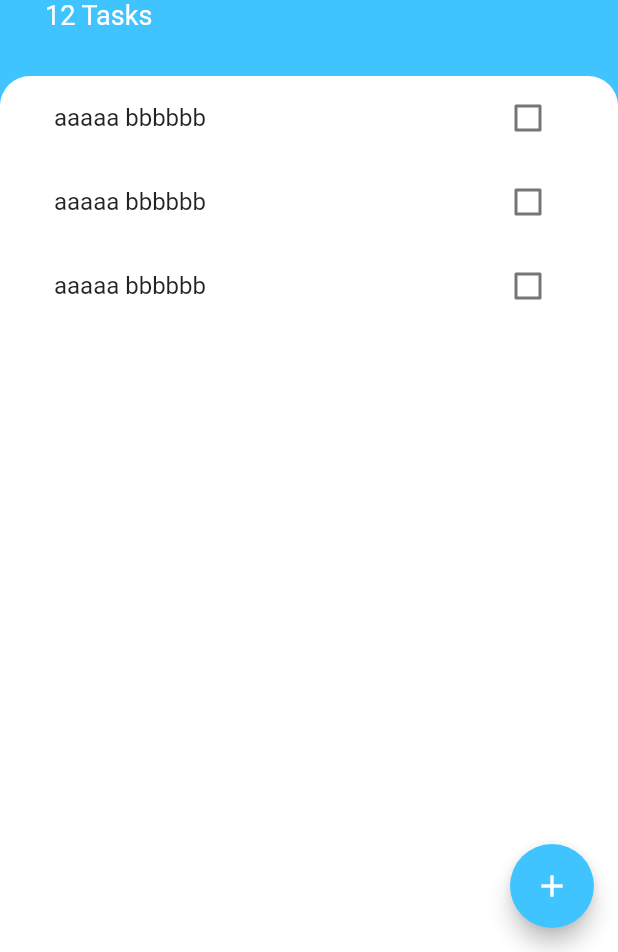
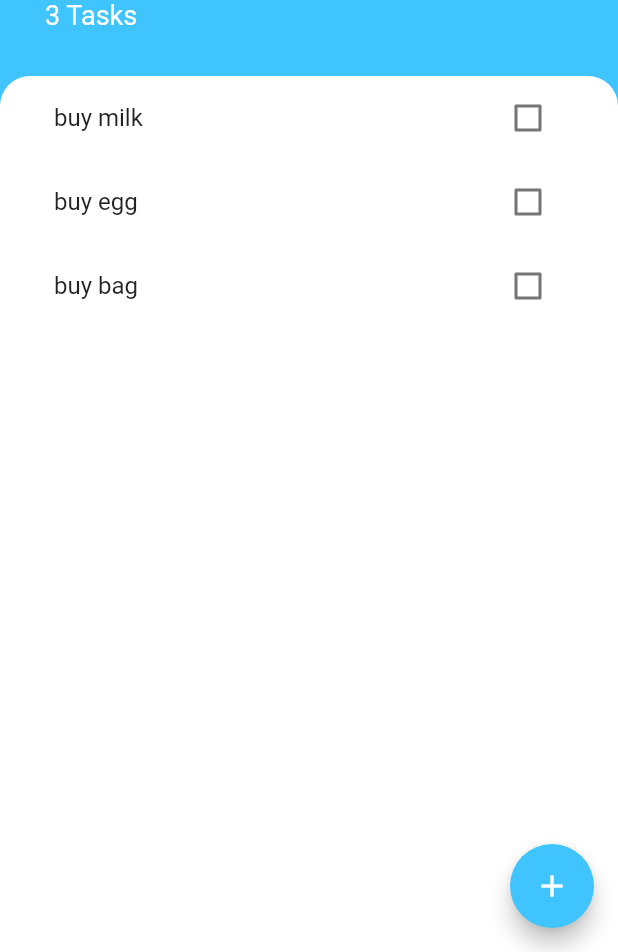
Before and after one commit to modeverv/flutter2022_todoey, a Flutter app: the screen it shows after launch, on a phone screen of 412 x 824 dp, the part 284-1236 px from its top. Run offline on Flutter 3.47's test engine with Material 2 defaults, Android fonts, the phone set to English and light mode, and no system bars.

Commit message:
2022-02-18 23:09:15

```diff
--- a/lib/main.dart
+++ b/lib/main.dart
@@ -2,11 +2,11 @@ import 'package:flutter/material.dart';
 import 'package:todoey_flutter/screens/tasks_screen.dart';
 
 void main() {
-  runApp(const MyApp());
+  runApp(MyApp());
 }
 
 class MyApp extends StatelessWidget {
-  const MyApp({Key? key}) : super(key: key);
+  MyApp({Key? key}) : super(key: key);
 
   @override
   Widget build(BuildContext context) {
--- /dev/null
+++ b/lib/models/task.dart
@@ -0,0 +1,8 @@
+class Task {
+  bool isDone = false;
+  String name = "";
+  Task({required this.name, this.isDone = false});
+  void toggle() {
+    isDone = !isDone;
+  }
+}
--- a/lib/screens/tasks_screen.dart
+++ b/lib/screens/tasks_screen.dart
@@ -1,9 +1,20 @@
 import 'package:flutter/material.dart';
+import 'package:todoey_flutter/models/task.dart';
 import 'package:todoey_flutter/screens/add_task_screen.dart';
 import 'package:todoey_flutter/wdgets/tasklist.dart';
 
-class TasksScreen extends StatelessWidget {
-  const TasksScreen({Key? key}) : super(key: key);
+class TasksScreen extends StatefulWidget {
+  @override
+  State<TasksScreen> createState() => _TasksScreenState();
+  const TasksScreen();
+}
+
+class _TasksScreenState extends State<TasksScreen> {
+  List<Task> tasks = [
+    Task(name: "buy milk"),
+    Task(name: "buy egg"),
+    Task(name: "buy bag"),
+  ];
 
   @override
   Widget build(BuildContext context) {
@@ -14,7 +25,15 @@ class TasksScreen extends StatelessWidget {
         backgroundColor: Colors.lightBlueAccent,
         onPressed: () {
           showModalBottomSheet(
-              context: context, builder: (context) => AddTaskScreen());
+            context: context,
+            builder: (context) => AddTaskScreen(callBack: (value) {
+              setState(() {
+                Task task = Task(name: value);
+                tasks.add(task);
+              });
+              Navigator.pop(context);
+            }),
+          );
         },
       ),
       body: Column(
@@ -25,7 +44,7 @@ class TasksScreen extends StatelessWidget {
                 top: 60.0, left: 30.0, right: 30.0, bottom: 30.0),
             child: Column(
               crossAxisAlignment: CrossAxisAlignment.start,
-              children: const [
+              children: [
                 CircleAvatar(
                   child: Icon(
                     Icons.list,
@@ -47,7 +66,7 @@ class TasksScreen extends StatelessWidget {
                   ),
                 ),
                 Text(
-                  '12 Tasks',
+                  '${tasks.length} Tasks',
                   style: TextStyle(
                     color: Colors.white,
                     fontSize: 18.0,
@@ -67,7 +86,7 @@ class TasksScreen extends StatelessWidget {
                   topRight: Radius.circular(20.0),
                 ),
               ),
-              child: TodoList(),
+              child: TodoList(tasks: tasks),
             ),
           )
         ],
--- a/lib/wdgets/tasklist.dart
+++ b/lib/wdgets/tasklist.dart
@@ -1,16 +1,43 @@
 import 'package:flutter/material.dart';
+import 'package:todoey_flutter/models/task.dart';
 
 import 'tasktile.dart';
 
-class TodoList extends StatelessWidget {
+class TodoList extends StatefulWidget {
+  List<Task> tasks;
+
+  TodoList({
+    required this.tasks,
+  });
+
+  @override
+  State<TodoList> createState() => _TodoListState();
+}
+
+class _TodoListState extends State<TodoList> {
   @override
   Widget build(BuildContext context) {
-    return ListView(
-      children: [
-        TodoTile(),
-        TodoTile(),
-        TodoTile(),
-      ],
+    return ListView.builder(
+      itemBuilder: (context, index) {
+        return TodoTile(
+          check: widget.tasks[index].isDone,
+          name: widget.tasks[index].name,
+          f: (newValue) {
+            setState(() {
+              widget.tasks[index].toggle();
+            });
+          },
+        );
+      },
+      itemCount: widget.tasks.length,
     );
+
+//    return ListView(
+//      children: [
+//        TodoTile(),
+//        TodoTile(),
+//        TodoTile(),
+//      ],
+//    );
   }
 }
--- a/lib/wdgets/tasktile.dart
+++ b/lib/wdgets/tasktile.dart
@@ -1,47 +1,24 @@
 import 'package:flutter/cupertino.dart';
 import 'package:flutter/material.dart';
 
-class TodoTile extends StatefulWidget {
-  const TodoTile({Key? key}) : super(key: key);
-
-  @override
-  State<TodoTile> createState() => _TodoTileState();
-}
-
-class _TodoTileState extends State<TodoTile> {
-  bool checked = false;
+class TodoTile extends StatelessWidget {
+  final bool check;
+  final String name;
+  final void Function(bool?)? f;
+  TodoTile({required this.check, required this.name, this.f});
 
   @override
   Widget build(BuildContext context) {
     return ListTile(
-      title: Text(
-        "aaaaa bbbbbb",
-        style: TextStyle(
-          decoration: checked ? TextDecoration.lineThrough : null,
+        title: Text(
+          name,
+          style: TextStyle(
+            decoration: check ? TextDecoration.lineThrough : null,
+          ),
         ),
-      ),
-      trailing: MyCheck(
-          check: checked,
-          f: (bool? newValue) {
-            setState(() {
-              checked = newValue!;
-            });
-          }),
-    );
+        trailing: Checkbox(
+          value: check,
+          onChanged: f,
+        ));
   }
 }
-
-class MyCheck extends StatelessWidget {
-  final void Function(bool?)? f;
-  final bool check;
-
-  const MyCheck({required this.check, this.f});
-
-  @override
-  Widget build(BuildContext context) {
-    return Checkbox(
-      value: check,
-      onChanged: f,
-    );
-  }
-}
```
Also changed, not shown: lib/screens/add_task_screen.dart (+20 -4 lines).
